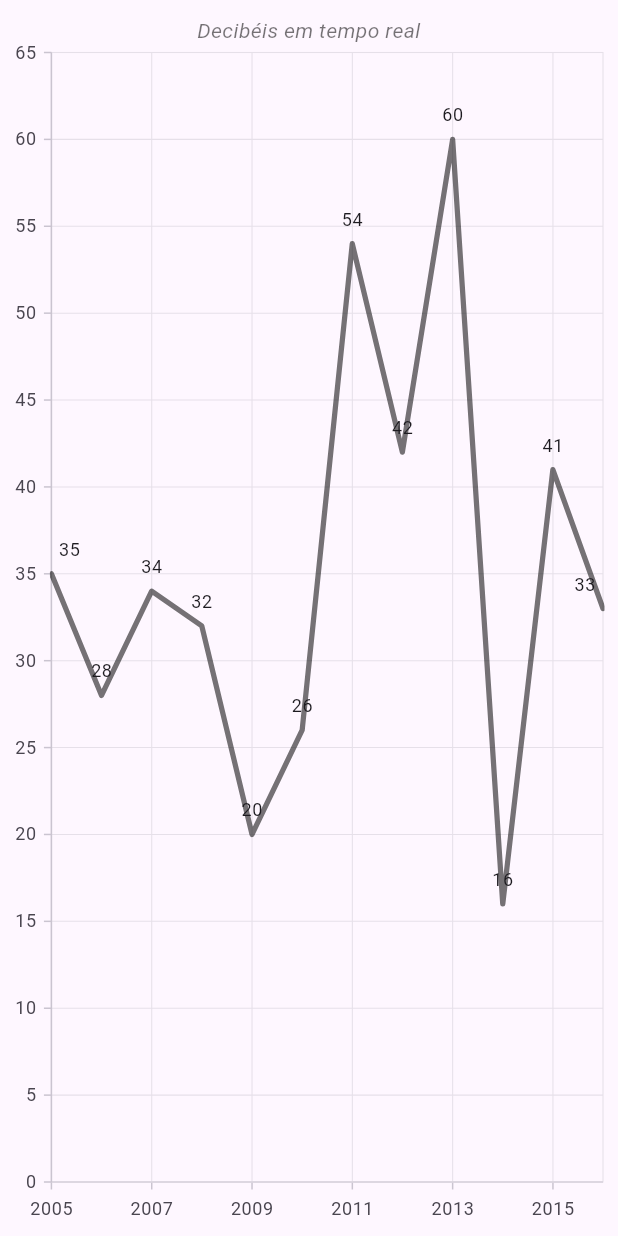
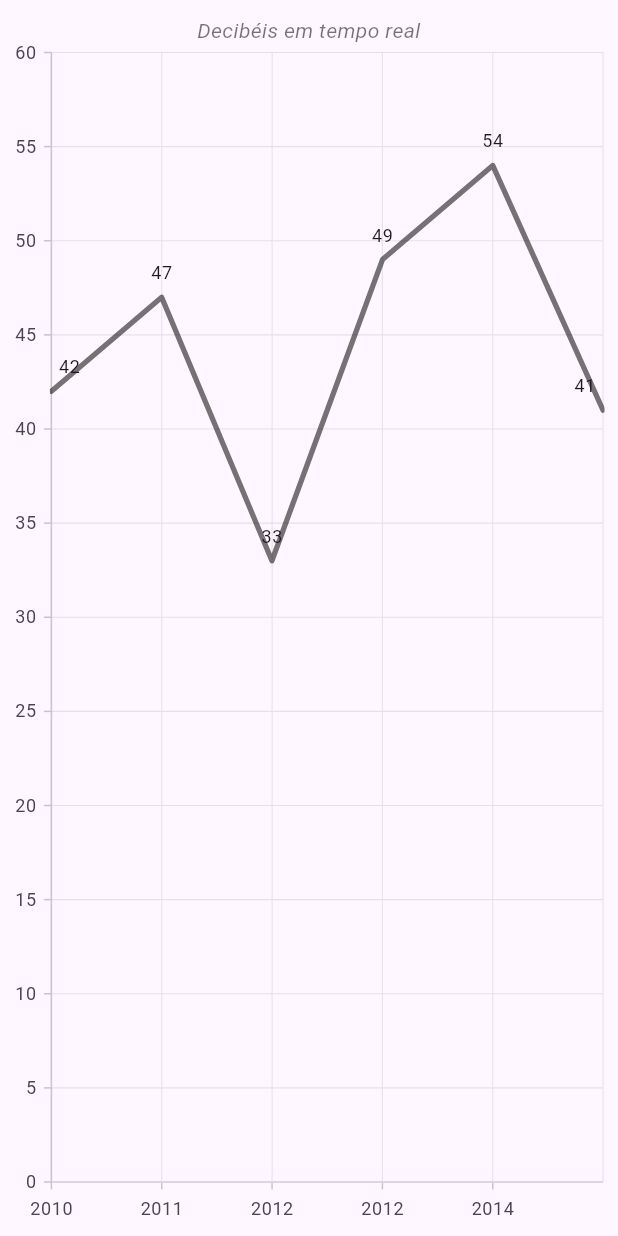
Before and after one commit to lucas-bernardino/ufsc-iniciacao-cientifica, a Flutter app: the MicChart screen opened directly, on a phone screen of 412 x 824 dp. Run offline on Flutter 3.47's test engine with Material 3 defaults, Android fonts, the phone set to English and light mode, and no system bars; our stand-ins replace syncfusion_flutter_charts; missing offline and left inert: microphone_ui; statements that could not run were skipped.

Commit message:
Updates to Chart

```diff
--- a/ui/lib/chart.dart
+++ b/ui/lib/chart.dart
@@ -1,38 +1,62 @@
+import 'dart:async';
+
 import 'package:flutter/material.dart';
 import 'package:syncfusion_flutter_charts/charts.dart';
-import 'package:http/http.dart' as http;
 
-class MicChart extends StatelessWidget {
+class MicChart extends StatefulWidget {
   const MicChart({super.key});
 
   @override
+  State<MicChart> createState() => _MicChart();
+}
+
+class _MicChart extends State<MicChart> {
+
+  DateTime format(String str) {
+    int hour = str.substring(11, 13) as int;
+    int minutes = str.substring(14, 16) as int;
+    int seconds = str.substring(17, 19) as int;
+    return DateTime(2024, 04, 18, hour, minutes, seconds);
+  }
+
+  Timer? timer;
+  int count = 2024;
+  List<MicData>? chartData;
+  ChartSeriesController<MicData, int>? _chartSeriesController;
+
+  late ChartSeriesController chartSeriesController_;
+
+  @override
+  void initState() {
+    super.initState();
+    chartData = <MicData>[
+      MicData(DateTime(2010), 42),
+      MicData(DateTime(2011), 47),
+      MicData(DateTime(2012), 33),
+      MicData(DateTime(2013), 49),
+      MicData(DateTime(2014), 54),
+      MicData(DateTime(2015), 41),
+    ];
+    timer = Timer.periodic(const Duration(seconds: 1), _updateDataSource);
+  }
+
+  void _updateDataSource(Timer timer) {
+    chartData!.add(MicData(DateTime(count++), count / 10));
+    if (chartData?.length == 20) {
+      chartData?.removeAt(0);
+      chartSeriesController_.updateDataSource(
+        addedDataIndexes: <int>[chartData!.length - 1],
+        removedDataIndexes: <int>[0],
+      );
+    } else {
+      chartSeriesController_.updateDataSource(
+        addedDataIndexes: <int>[chartData!.length - 1],
+      );
+    }
+  }
+
+  @override
   Widget build(BuildContext context) {
-    DateTime d1 = DateTime(2005);
-    DateTime d2 = DateTime(2006);
-    DateTime d3 = DateTime(2007);
-    DateTime d4 = DateTime(2008);
-    DateTime d5 = DateTime(2009);
-    DateTime d6 = DateTime(2010);
-    DateTime d7 = DateTime(2011);
-    DateTime d8 = DateTime(2012);
-    DateTime d9 = DateTime(2013);
-    DateTime d10 = DateTime(2014);
-    DateTime d11 = DateTime(2015);
-    DateTime d12 = DateTime(2016);
-    final List<SalesData> chartData = [
-      SalesData(d1, 35),
-      SalesData(d2, 28),
-      SalesData(d3, 34),
-      SalesData(d4, 32),
-      SalesData(d5, 20),
-      SalesData(d6, 26),
-      SalesData(d7, 54),
-      SalesData(d8, 42),
-      SalesData(d9, 60),
-      SalesData(d10, 16),
-      SalesData(d11, 41),
-      SalesData(d12, 33),
-    ];
 
     return Scaffold(
         body: Center(
@@ -54,15 +78,18 @@ class MicChart extends StatelessWidget {
                       borderWidth: 2,
                       header: "foo",
                     ),
-                    primaryXAxis: DateTimeAxis(),
+                    primaryXAxis: const DateTimeAxis(),
                     series: <CartesianSeries>[
                       // Renders line chart
-                      LineSeries<SalesData, DateTime>(
+                      LineSeries<MicData, DateTime>(
+                        onRendererCreated: (ChartSeriesController controller) {
+                          chartSeriesController_ = controller;
+                        },
                           color: Colors.black54,
                           width: 3.5,
                           dataSource: chartData,
-                          xValueMapper: (SalesData sales, _) => sales.year,
-                          yValueMapper: (SalesData sales, _) => sales.sales,
+                          xValueMapper: (MicData sales, _) => sales.date,
+                          yValueMapper: (MicData sales, _) => sales.decibels,
                           enableTooltip: true,
                           dataLabelSettings:const DataLabelSettings(isVisible : true)
                       )
@@ -72,10 +99,11 @@ class MicChart extends StatelessWidget {
         )
     );
   }
+
 }
 
-class SalesData {
-  SalesData(this.year, this.sales);
-  final DateTime year;
-  final double sales;
+class MicData {
+  MicData(this.date, this.decibels);
+  final DateTime date;
+  final double decibels;
 }
```
Lines whose indentation alone changed are shown as unchanged.
